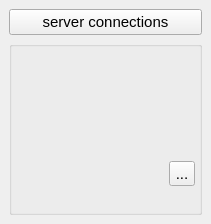
This is QgsWpsDockWidget.ui in sourcepole/qgis-wps-client as Qt 5 draws it before an edit. The edited form follows.
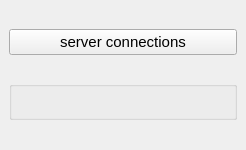
This is the edited form. Icons and pictures are not drawn.

Commit message: neue Version Beta fertig

The edit to the form file:
```diff
--- a/QgsWpsDockWidget.ui
+++ b/QgsWpsDockWidget.ui
@@ -6,14 +6,26 @@
    <rect>
     <x>0</x>
     <y>0</y>
-    <width>211</width>
-    <height>224</height>
+    <width>246</width>
+    <height>150</height>
    </rect>
   </property>
+  <property name="sizePolicy">
+   <sizepolicy hsizetype="Preferred" vsizetype="Fixed">
+    <horstretch>0</horstretch>
+    <verstretch>0</verstretch>
+   </sizepolicy>
+  </property>
   <property name="minimumSize">
    <size>
     <width>190</width>
-    <height>190</height>
+    <height>150</height>
+   </size>
+  </property>
+  <property name="maximumSize">
+   <size>
+    <width>524287</width>
+    <height>200</height>
    </size>
   </property>
   <property name="baseSize">
@@ -52,26 +64,15 @@
     </item>
     <item row="1" column="0">
      <widget class="QGroupBox" name="groupBox">
+      <property name="sizePolicy">
+       <sizepolicy hsizetype="Preferred" vsizetype="Fixed">
+        <horstretch>0</horstretch>
+        <verstretch>30</verstretch>
+       </sizepolicy>
+      </property>
       <property name="title">
        <string/>
       </property>
-      <widget class="QToolButton" name="toolButton">
-       <property name="geometry">
-        <rect>
-         <x>160</x>
-         <y>120</y>
-         <width>26</width>
-         <height>25</height>
-        </rect>
-       </property>
-       <property name="text">
-        <string>...</string>
-       </property>
-       <property name="icon">
-        <iconset>
-         <normaloff>images/button_cancel.png</normaloff>images/button_cancel.png</iconset>
-       </property>
-      </widget>
      </widget>
     </item>
    </layout>
```
